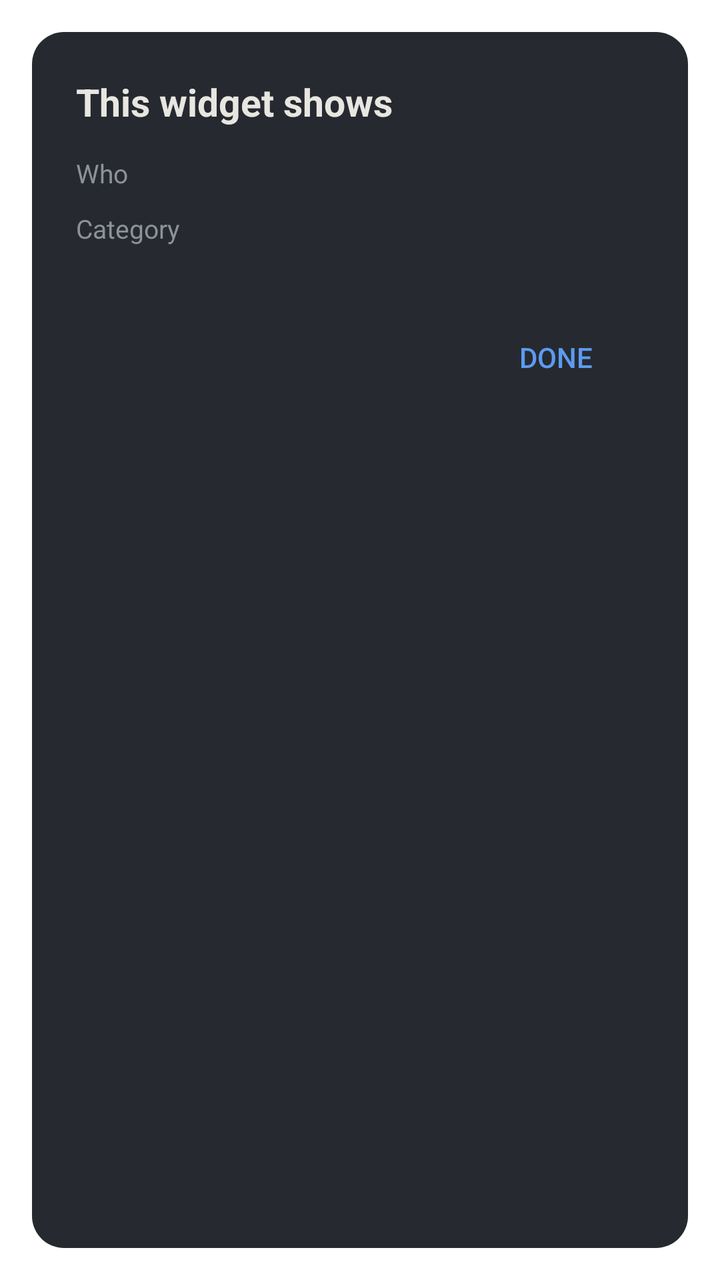
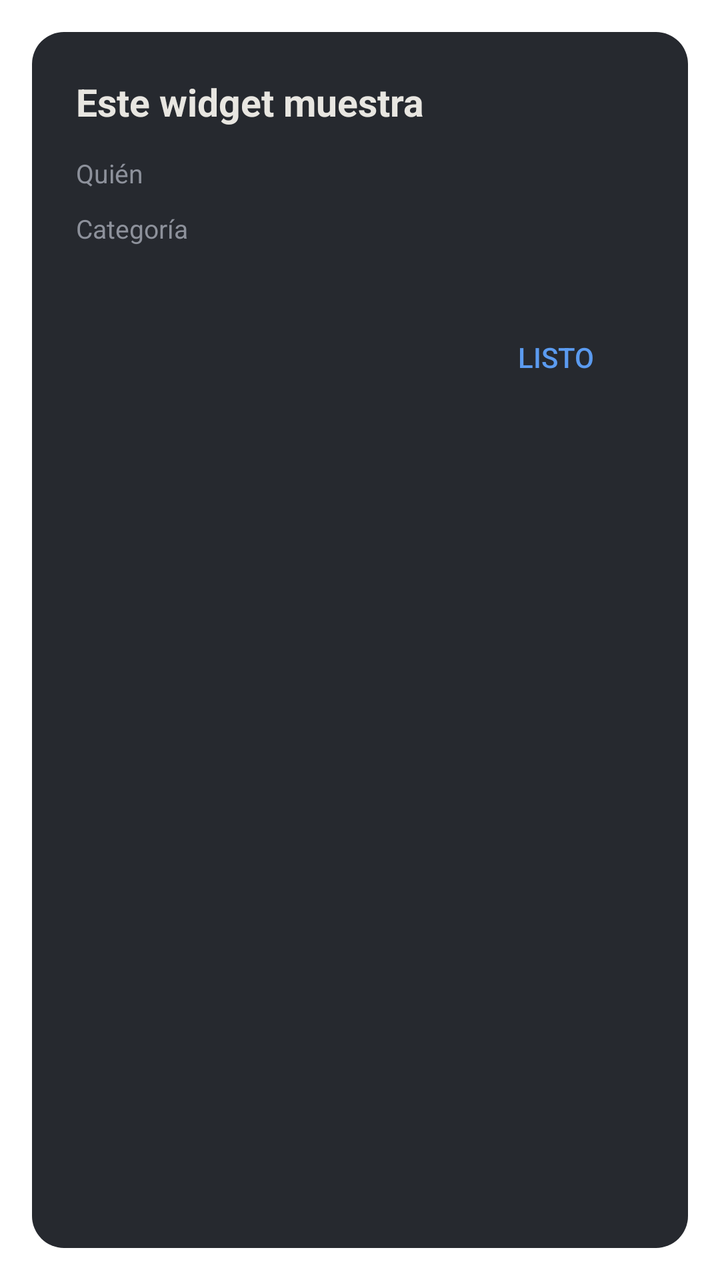

The first picture is an Android layout as it rendered before a commit; the second is the same layout after the commit. The layout source and the unified diff follow.
<!-- AndroidManifest.xml: activity theme Filter -->
<!-- res/layout/activity_filter.xml -->
<?xml version="1.0" encoding="utf-8"?>
<ScrollView xmlns:android="http://schemas.android.com/apk/res/android"
    android:layout_width="match_parent"
    android:layout_height="wrap_content">

    <LinearLayout
        android:layout_width="match_parent"
        android:layout_height="wrap_content"
        android:minWidth="280dp"
        android:orientation="vertical"
        android:paddingStart="22dp"
        android:paddingTop="22dp"
        android:paddingEnd="22dp"
        android:paddingBottom="8dp">

        <TextView
            android:layout_width="wrap_content"
            android:layout_height="wrap_content"
            android:text="This widget shows"
            android:textColor="@color/chalk"
            android:textSize="19sp"
            android:textStyle="bold" />

        <TextView
            android:layout_width="wrap_content"
            android:layout_height="wrap_content"
            android:layout_marginTop="14dp"
            android:text="Who"
            android:textColor="@color/dim"
            android:textSize="13sp" />

        <RadioGroup
            android:id="@+id/people"
            android:layout_width="match_parent"
            android:layout_height="wrap_content" />

        <TextView
            android:layout_width="wrap_content"
            android:layout_height="wrap_content"
            android:layout_marginTop="10dp"
            android:text="Category"
            android:textColor="@color/dim"
            android:textSize="13sp" />

        <RadioGroup
            android:id="@+id/choices"
            android:layout_width="match_parent"
            android:layout_height="wrap_content" />

        <TextView
            android:id="@+id/hint"
            android:layout_width="match_parent"
            android:layout_height="wrap_content"
            android:layout_marginTop="10dp"
            android:textColor="@color/dim"
            android:textSize="13sp" />

        <Button
            android:id="@+id/done"
            style="?android:attr/borderlessButtonStyle"
            android:layout_width="wrap_content"
            android:layout_height="wrap_content"
            android:layout_gravity="end"
            android:layout_marginTop="4dp"
            android:text="Done"
            android:textColor="#5B9BF0" />
    </LinearLayout>
</ScrollView>
<!-- resources referenced by this layout -->
<resources>
  <color name="chalk">#E8E6E1</color>
  <color name="dim">#8D919B</color>
  <style name="Filter" parent="android:Theme.Material.Dialog.NoActionBar">
          <item name="android:colorAccent">@color/blue</item>
          <item name="android:windowBackground">@drawable/dialog_bg</item>
      </style>
  <color name="blue">#2F6FD0</color>
  <!-- drawable dialog_bg (drawable) -->
  <?xml version="1.0" encoding="utf-8"?>
  <inset xmlns:android="http://schemas.android.com/apk/res/android" android:inset="16dp">
      <shape android:shape="rectangle">
          <solid android:color="#26292F" />
          <corners android:radius="16dp" />
      </shape>
  </inset>
</resources>

<!-- the commit's change to res/layout/activity_filter.xml (unified diff, before → after) -->
@@ -16,7 +16,7 @@
         <TextView
             android:layout_width="wrap_content"
             android:layout_height="wrap_content"
-            android:text="This widget shows"
+            android:text="Este widget muestra"
             android:textColor="@color/chalk"
             android:textSize="19sp"
             android:textStyle="bold" />
@@ -25,7 +25,7 @@
             android:layout_width="wrap_content"
             android:layout_height="wrap_content"
             android:layout_marginTop="14dp"
-            android:text="Who"
+            android:text="Quién"
             android:textColor="@color/dim"
             android:textSize="13sp" />
 
@@ -38,7 +38,7 @@
             android:layout_width="wrap_content"
             android:layout_height="wrap_content"
             android:layout_marginTop="10dp"
-            android:text="Category"
+            android:text="Categoría"
             android:textColor="@color/dim"
             android:textSize="13sp" />
 
@@ -62,7 +62,7 @@
             android:layout_height="wrap_content"
             android:layout_gravity="end"
             android:layout_marginTop="4dp"
-            android:text="Done"
+            android:text="Listo"
             android:textColor="#5B9BF0" />
     </LinearLayout>
 </ScrollView>
